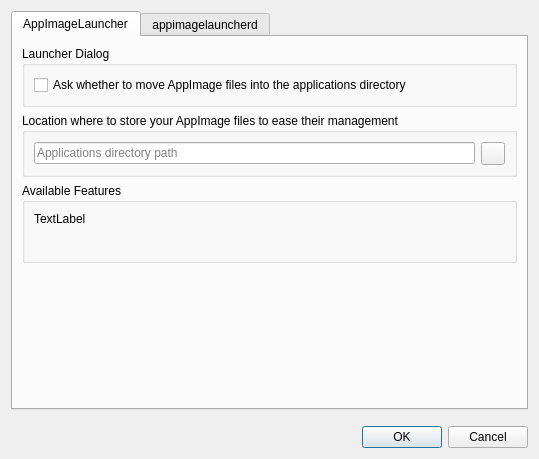
Before: the Qt Designer form src/ui/settings_dialog.ui in TheAssassin/AppImageLauncher, drawn with Qt 5.
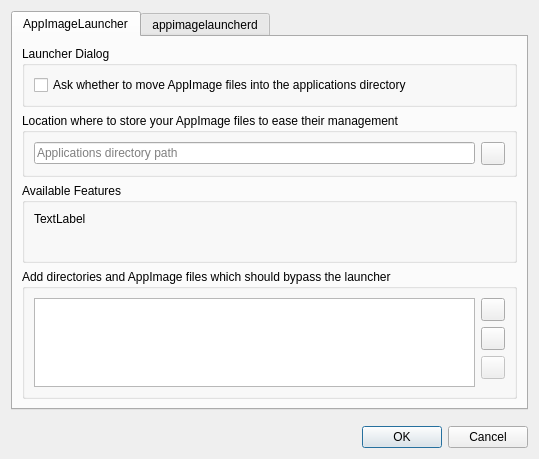
After: the same form once the commit is applied. The open tabs and pages were chosen to show the change. Icons and pictures are not drawn.

Commit message: Add exclude list for files/directories

Patch:
```diff
--- a/src/ui/settings_dialog.ui
+++ b/src/ui/settings_dialog.ui
@@ -126,6 +126,71 @@
          </layout>
         </widget>
        </item>
+       <item>
+        <widget class="QGroupBox" name="excludeGroupBox">
+         <property name="locale">
+          <locale language="English" country="UnitedStates"/>
+         </property>
+         <property name="title">
+          <string>Add directories and AppImage files which should bypass the launcher</string>
+         </property>
+         <layout class="QHBoxLayout" name="horizontalLayout_3">
+          <item>
+           <widget class="QListWidget" name="excludeListWidget"/>
+          </item>
+          <item>
+           <layout class="QVBoxLayout" name="excludeButtonsLayout">
+            <item>
+             <widget class="QToolButton" name="excludeAddFileButton">
+              <property name="toolTip">
+               <string>Add new files to list</string>
+              </property>
+              <property name="icon">
+               <iconset theme="document-new"/>
+              </property>
+             </widget>
+            </item>
+            <item>
+             <widget class="QToolButton" name="excludeAddDirectoryButton">
+              <property name="toolTip">
+               <string>Add new directories to list</string>
+              </property>
+              <property name="icon">
+               <iconset theme="folder-new"/>
+              </property>
+             </widget>
+            </item>
+            <item>
+             <widget class="QToolButton" name="excludeRemoveButton">
+              <property name="enabled">
+               <bool>false</bool>
+              </property>
+              <property name="toolTip">
+               <string>Remove selected entry from list</string>
+              </property>
+              <property name="icon">
+               <iconset theme="list-remove"/>
+              </property>
+             </widget>
+            </item>
+            <item>
+             <spacer name="excludeVerticalSpacer">
+              <property name="orientation">
+               <enum>Qt::Vertical</enum>
+              </property>
+              <property name="sizeHint" stdset="0">
+               <size>
+                <width>15</width>
+                <height>13</height>
+               </size>
+              </property>
+             </spacer>
+            </item>
+           </layout>
+          </item>
+         </layout>
+        </widget>
+       </item>
        <item>
         <spacer name="verticalSpacer">
          <property name="orientation">
```
The commit also changes 8 other files.
